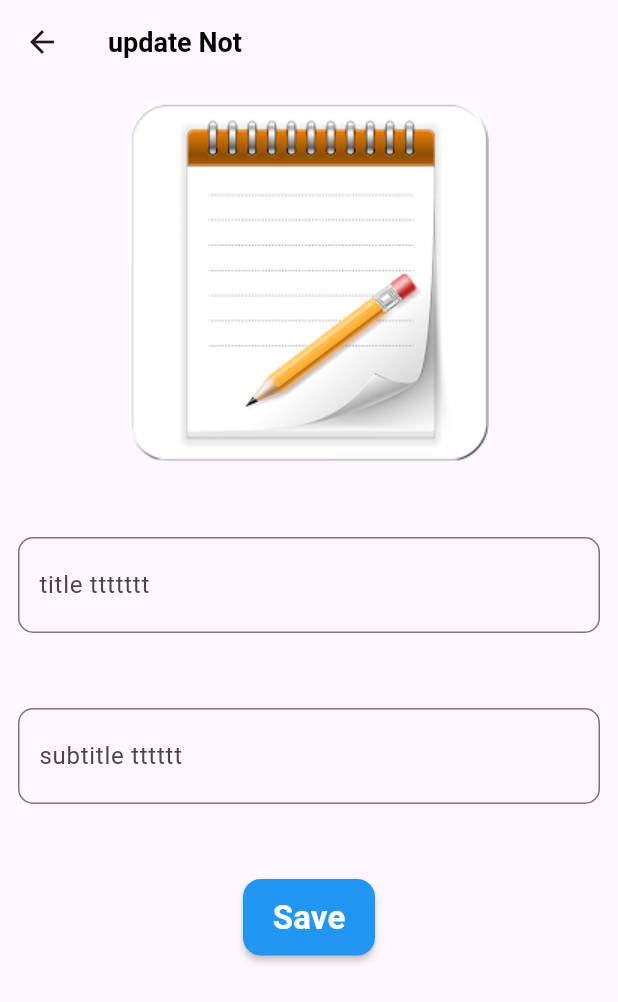
After one commit to AbdullahAlsafty/php_notes_app, a Flutter app: the UpdateNoteView screen opened by its route, on a phone screen of 412 x 824 dp. The commit adds this screen. Shown: the top 1002 px of the screen. Run offline on Flutter 3.47's test engine with Material 3 defaults, Android fonts, the phone set to English and light mode, and no system bars; our stand-ins replace hive, hive_flutter; accounts and stored records are empty.

```diff
--- a/lib/cor/constants/kapi_services.dart
+++ b/lib/cor/constants/kapi_services.dart
@@ -1,4 +1,4 @@
-const String _hostAddressMobile = 'http://192.168.0.103/';
+const String _hostAddressMobile = 'http://192.168.1.8/';
 const String _hostAddressChroom = 'http://localhost/';
 const String _signUpRequest = 'authontication/auth/signUp.php/';
 const String _singninRequest = 'authontication/auth/signin.php/';
--- a/lib/cor/constants/kresponse.dart
+++ b/lib/cor/constants/kresponse.dart
@@ -10,7 +10,7 @@ class Kresponse {
 ////////////////////////////////////////////////////////
   static const String knoteid = 'id ';
   static const String knoteTitle = 'notes_title';
-  static const String knoteSubtitle = 'notes_suptitle';
+  static const String knoteSubtitle = 'notes_subtitle';
   static const String knotuser_id = 'notes_user_id';
   static const String kallNotes = 'allNotes';
 }
--- a/lib/cor/constants/kroutes.dart
+++ b/lib/cor/constants/kroutes.dart
@@ -4,6 +4,7 @@ import 'package:php_notes_app/views/auth/signUp/sign_up_view.dart';
 import 'package:php_notes_app/views/home_view/home_view.dart';
 import 'package:php_notes_app/views/notes/add_note_view.dart';
 import 'package:php_notes_app/views/notes/notes_view.dart';
+import 'package:php_notes_app/views/notes/update_note_view.dart';
 import 'package:php_notes_app/views/success_view/success_view.dart';
 
 const String kSignupView = 'signup';
@@ -12,6 +13,7 @@ const String kNotesview = 'notesview';
 const String kSuccessView = 'successView';
 const String kHomeView= 'homeView';
 const String kaddNotesView= 'addNotesview';
+const String kupdatetesView= 'updartenotesview';
 
 Map<String, Widget Function(BuildContext)> kRoutes = {
   kSignupView: (context) => SignUpView(),
@@ -20,4 +22,5 @@ Map<String, Widget Function(BuildContext)> kRoutes = {
   kSuccessView:(context) => SuccessView(),
   kHomeView  :(context) => HomeView(),
   kaddNotesView :(context) => AddNoteView(),
+  kupdatetesView :(context) => UpdateNoteView(),
 };
--- /dev/null
+++ b/lib/views/notes/update_note_view.dart
@@ -0,0 +1,21 @@
+import 'package:flutter/material.dart';
+import 'package:php_notes_app/cor/constants/kstyles.dart';
+import 'package:php_notes_app/views/notes/add_notview_body.dart';
+import 'package:php_notes_app/views/notes/update_noteview_body.dart';
+
+class UpdateNoteView extends StatelessWidget {
+  const UpdateNoteView ({super.key});
+
+  @override
+  Widget build(BuildContext context) {
+    return Scaffold(
+        appBar: AppBar(
+
+          title: Text(
+            'update Not',
+            style: Kstyles.kTextStyle(18),
+          ),
+        ),
+        body: UpdateNoteviewBody());
+  }
+}
--- /dev/null
+++ b/lib/views/notes/update_noteview_body.dart
@@ -0,0 +1,81 @@
+import 'package:flutter/material.dart';
+import 'package:hive/hive.dart';
+import 'package:php_notes_app/cor/api_server.dart';
+import 'package:php_notes_app/cor/componants/custom_material_button.dart';
+import 'package:php_notes_app/cor/componants/custom_snack_bar.dart';
+import 'package:php_notes_app/cor/componants/custom_text_form_fild.dart';
+import 'package:php_notes_app/cor/constants/kapi_services.dart';
+import 'package:php_notes_app/cor/constants/kassets.dart';
+import 'package:php_notes_app/cor/constants/kresponse.dart';
+import 'package:php_notes_app/cor/constants/kroutes.dart';
+
+class UpdateNoteviewBody extends StatefulWidget {
+  const UpdateNoteviewBody({super.key});
+
+  @override
+  State<UpdateNoteviewBody> createState() => _UpdateNoteviewBodyState();
+}
+
+class _UpdateNoteviewBodyState extends State<UpdateNoteviewBody> {
+  final GlobalKey<FormState> _globalKey = GlobalKey<FormState>();
+  final TextEditingController _titlecontroller = TextEditingController();
+  final TextEditingController _subtitlecontroller = TextEditingController();
+  @override
+  Widget build(BuildContext context) {
+    return Form(
+      key: _globalKey,
+      child: ListView(padding: EdgeInsets.all(12), children: [
+        Column(
+          spacing: 50,
+          children: [
+            Image.asset(
+              Kassets.kLogo,
+              fit: BoxFit.fill,
+            ),
+            CustomTextFormFild(
+              hintText: 'title ttttttt',
+              textEditingController: _titlecontroller,
+            ),
+            CustomTextFormFild(
+              hintText: 'subtitle tttttt',
+              textEditingController: _subtitlecontroller,
+            ),
+            CustomMaterilButton(
+              'Save',
+              onPressed: () async {
+                if (_globalKey.currentState!.validate()) {
+                  await addnote();
+                }
+              },
+            ),
+          ],
+        )
+      ]),
+    );
+  }
+
+  Future<void> addnote() async {
+
+
+    Map<String, dynamic> response =
+        await ApiServer().postRequest(kurlAddNote_PostRequest, {
+      Kresponse.knoteTitle: _titlecontroller.text,
+      Kresponse.knoteSubtitle: _subtitlecontroller.text,
+      Kresponse.knotuser_id: '66'
+    });
+    if (response['Status'] == 'Success') {
+      CustomSnackBar.successSnackBar(context,
+          ' User name  = ${response[Kresponse.kuserData][Kresponse.kuserName]}');
+
+      // Map<String,dynamic> hivedata = response[Kresponse.kuserData];
+
+
+
+
+      Navigator.pushReplacementNamed(context,kNotesview);
+    } else {
+      CustomSnackBar.faillureSnackBar(context,
+          'statusvv =  ${response[Kresponse.kstatus]} >> and countvv = ${response['Row Coun']}');
+    }
+  }
+}
```
Also changed, not shown: lib/cor/api_server.dart (+6 -2 lines), lib/cor/componants/custom_list_tile.dart (+5 -2 lines), lib/cor/functions/edit_hive.dart (+6 -4 lines), lib/main.dart (+8 -0 lines), lib/model/notes_model.dart (added, +38 -0 lines), lib/model/user_model.dart (+8 -4 lines), lib/views/auth/login/signin_view_body.dart (+8 -3 lines), lib/views/home_view/home_view_body.dart (+14 -1 lines), lib/views/notes/add_notview_body.dart (+45 -12 lines), lib/views/notes/notes_view.dart (+9 -5 lines), lib/views/notes/notes_view_body.dart (+2 -11 lines), lib/views/notes/delet_notes.dart (added), lib/views/notes/edit_note_view.dart (deleted), lib/views/notes/edit_noteview_body.dart (deleted).
